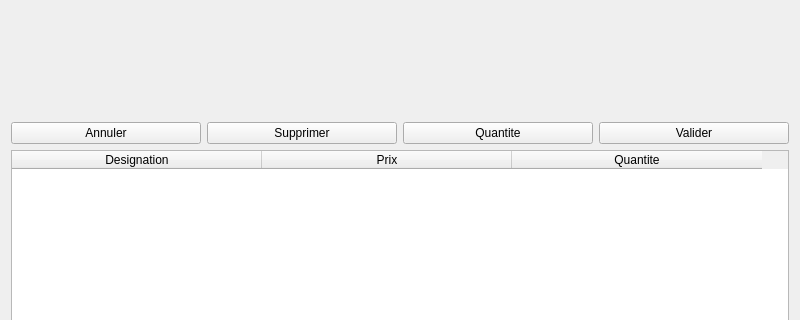
First picture: the form in mainwindow.ui, repository Yt-trium/HgPOS_OLD, before the edit; both pictures show x 0 to 800 and y 162 to 482 of the 800 by 600 pixel window.
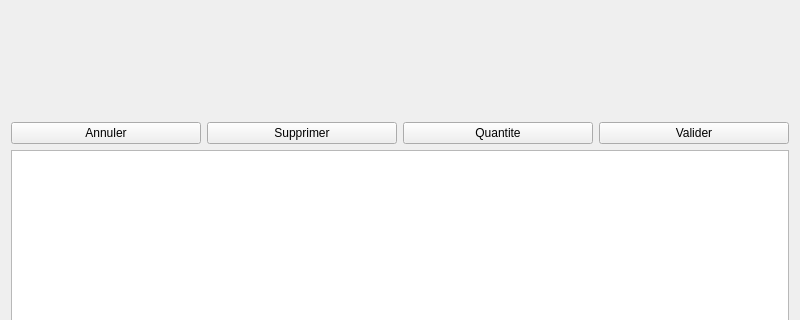
Second picture: the form after the edit.

Commit message: Changement QTableWidget en QListWidget

```diff
--- a/mainwindow.ui
+++ b/mainwindow.ui
@@ -31,28 +31,6 @@
     <item row="0" column="0">
      <layout class="QGridLayout" name="gridBtnVente"/>
     </item>
-    <item row="4" column="0">
-     <widget class="QTableWidget" name="tableWidgetVente">
-      <attribute name="horizontalHeaderDefaultSectionSize">
-       <number>250</number>
-      </attribute>
-      <column>
-       <property name="text">
-        <string>Designation</string>
-       </property>
-      </column>
-      <column>
-       <property name="text">
-        <string>Prix</string>
-       </property>
-      </column>
-      <column>
-       <property name="text">
-        <string>Quantite</string>
-       </property>
-      </column>
-     </widget>
-    </item>
     <item row="3" column="0">
      <layout class="QHBoxLayout" name="horizontalLayoutBtnAcctionVente">
       <item>
@@ -85,6 +63,17 @@
       </item>
      </layout>
     </item>
+    <item row="4" column="0">
+     <widget class="QListWidget" name="listWidgetVente">
+      <property name="font">
+       <font>
+        <pointsize>16</pointsize>
+        <weight>75</weight>
+        <bold>true</bold>
+       </font>
+      </property>
+     </widget>
+    </item>
    </layout>
   </widget>
   <widget class="QMenuBar" name="menuBar">
```
The commit also changes 3 other files.
